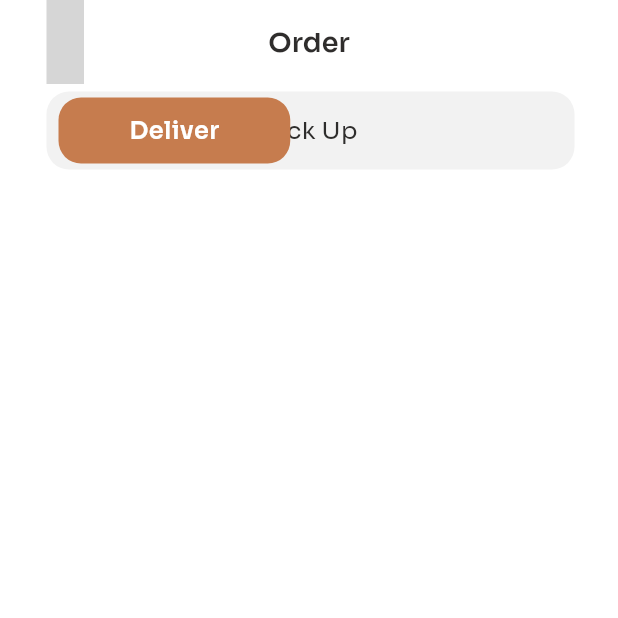
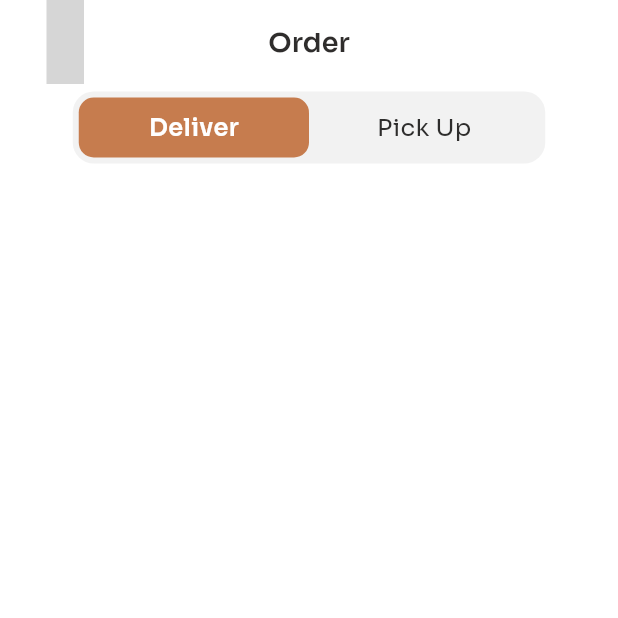
Before and after one commit to onaya7/Coffie, a Flutter app: the OrderScreen screen opened by its route, on a phone screen of 412 x 824 dp, the top half of it. Run offline on Flutter 3.47's test engine with Material 3 defaults, Android fonts, the light colour scheme and no system bars; drawn by our look-alikes of slide_to_act; our stand-ins replace flutter_svg; grey boxes are pictures that could not be loaded.

Commit message:
Update order screen UI

```diff
--- a/lib/screens/order_screen.dart
+++ b/lib/screens/order_screen.dart
@@ -1,8 +1,7 @@
-// ignore_for_file: deprecated_member_use
+// ignore_for_file: deprecated_member_use, avoid_print
 
 import 'package:flutter/material.dart';
 import 'package:flutter_svg/flutter_svg.dart';
-import 'package:slide_to_act/slide_to_act.dart';
 
 class OrderScreen extends StatelessWidget {
   const OrderScreen({super.key});
@@ -40,22 +39,36 @@ class OrderScreen extends StatelessWidget {
       ),
       body: Container(
         padding:
-            const EdgeInsets.only(left: 31.0, top: 5, right: 29.0, bottom: 5),
+            const EdgeInsets.only(left: 30.0, top: 5, right: 30.0, bottom: 5),
         width: w,
         color: Colors.white,
         child: Column(
             crossAxisAlignment: CrossAxisAlignment.start,
             children: <Widget>[
-              SlideAction(
-                sliderRotate: false,
-                height: 52,
-                sliderButtonIconPadding: 0.5,
-                sliderButtonIcon: Container(
+              Center(
+                child: Container(
+                  width: 315,
+                  height: 48,
+                  padding: const EdgeInsets.all(4),
+                  decoration: BoxDecoration(
+                      color: const Color(0xFFF2F2F2),
+                      borderRadius: BorderRadius.circular(14)),
+                  child: Row(
+                    children: [
+                      GestureDetector(
+                        onTap: () {
+                          print('Deliver button');
+                        },
+                        child: Container(
                           alignment: Alignment.center,
-                  width: 153.5,
-                  padding:
-                      const EdgeInsets.symmetric(horizontal: 14, vertical: 10),
-                  child: const Text(
+                          width: 153.50,
+                          height: 40,
+                          decoration: BoxDecoration(
+                              color: const Color(0xFFC67C4E),
+                              borderRadius: BorderRadius.circular(10)),
+                          child:
+                              // Deliver
+                              const Text(
                             'Deliver',
                             style: TextStyle(
                                 color: Colors.white,
@@ -63,15 +76,32 @@ class OrderScreen extends StatelessWidget {
                                 fontWeight: FontWeight.w600),
                           ),
                         ),
-                text: 'Pick Up',
-                textStyle: const TextStyle(
+                      ),
+                      GestureDetector(
+                        onTap: () {
+                          print('Pick Up button');
+                        },
+                        child: Container(
+                          alignment: Alignment.center,
+                          width: 153.50,
+                          height: 40,
+                          decoration: BoxDecoration(
+                              color: const Color(0xFFF2F2F2),
+                              borderRadius: BorderRadius.circular(10)),
+                          child:
+                              // Pick Up
+                              const Text(
+                            'Pick Up',
+                            style: TextStyle(
                                 color: Color(0xFF2E2D2C),
                                 fontSize: 16,
                                 fontWeight: FontWeight.w400),
-                elevation: 0,
-                borderRadius: 15.0,
-                outerColor: const Color(0xFFF2F2F2),
-                innerColor: const Color(0xFFC67C4E),
+                          ),
+                        ),
+                      ),
+                    ],
+                  ),
+                ),
               )
             ]),
       ),
```
Lines whose indentation alone changed are shown as unchanged.
